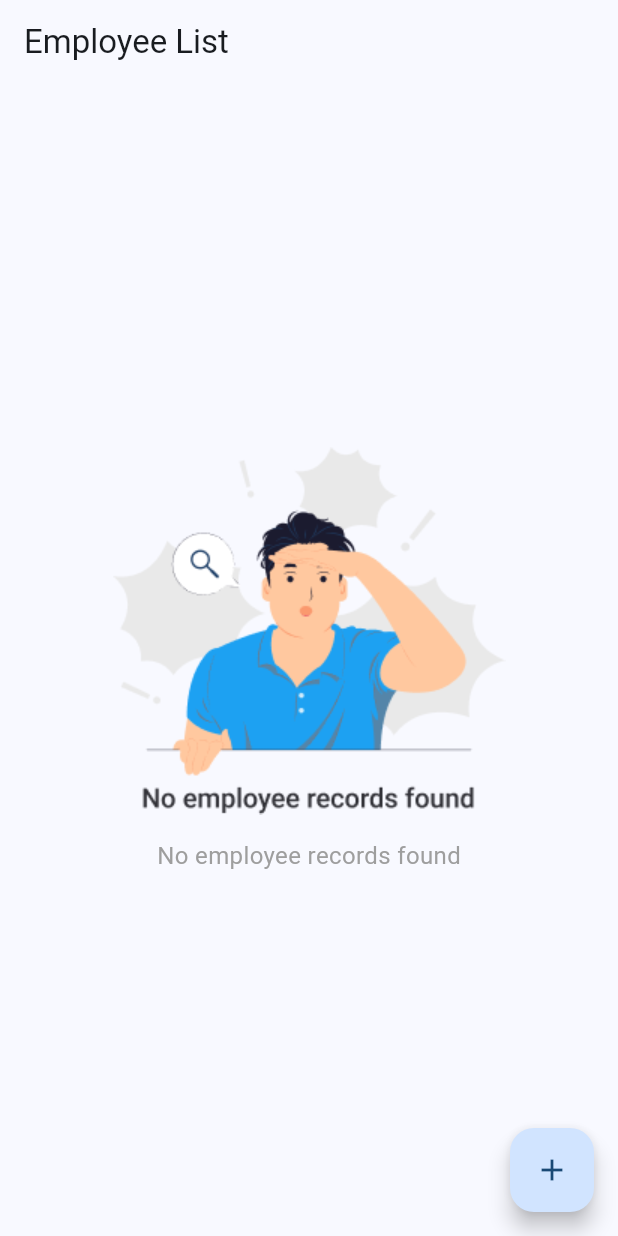
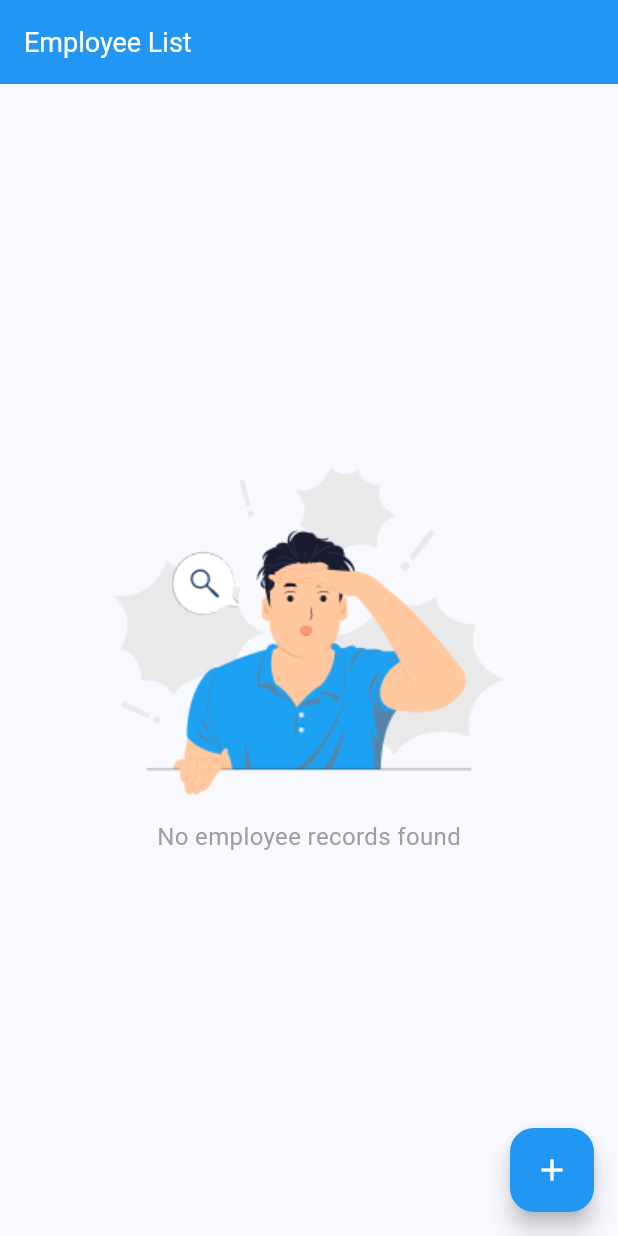
Before and after one commit to Umair-Syed/employeesDirectory, a Flutter app: the screen it shows after launch, on a phone screen of 412 x 824 dp. Run offline on Flutter 3.47's test engine with Material 3 defaults, Android fonts, the phone set to English and light mode, and no system bars; our stand-ins replace bloc, equatable, flutter_bloc, get_it, go_router, loggy and 2 more.

Commit message:
FEAT: Define Theme

```diff
--- a/lib/core/app/app.dart
+++ b/lib/core/app/app.dart
@@ -1,4 +1,5 @@
 import 'package:employees_directory_syed_umair/core/app/di.dart';
+import 'package:employees_directory_syed_umair/core/theme/app_theme.dart';
 import 'package:employees_directory_syed_umair/feature/employee_list/view/screens/employee_list_screen.dart';
 import 'package:flutter/material.dart';
 
@@ -9,11 +10,11 @@ class AppView extends StatelessWidget {
   Widget build(BuildContext context) {
     return DI(
       child: MaterialApp(
+        debugShowCheckedModeBanner: false,
         title: 'Employees Directory',
-        theme: ThemeData(
-          colorScheme: ColorScheme.fromSeed(seedColor: Colors.blue),
-          useMaterial3: true,
-        ),
+        theme: getTheme(Brightness.light),
+        darkTheme: getTheme(Brightness.dark),
+        themeMode: ThemeMode.system,
         home: const EmployeeListScreen(),
       ),
     );
--- /dev/null
+++ b/lib/core/theme/app_theme.dart
@@ -0,0 +1,96 @@
+import 'package:flutter/material.dart';
+import 'package:flutter/services.dart'; // Import for SystemUiOverlayStyle
+
+ThemeData getTheme(Brightness brightness) {
+  final baseColorScheme = ColorScheme.fromSeed(
+    seedColor: Colors.blue,
+    brightness: brightness,
+  );
+
+  final colorScheme = baseColorScheme.copyWith(
+    primary: Colors.blue,
+    onPrimary: Colors.white,
+  );
+
+  final textTheme = ThemeData(brightness: brightness).textTheme;
+  final darkerBlue = Colors.blue.shade700;
+
+  final buttonShape = RoundedRectangleBorder(
+    borderRadius: BorderRadius.circular(8),
+  );
+
+  return ThemeData(
+    colorScheme: colorScheme,
+    textTheme: textTheme,
+    useMaterial3: true,
+    brightness: brightness,
+    appBarTheme: AppBarTheme(
+      titleTextStyle: textTheme.titleLarge?.copyWith(
+        color: colorScheme.onPrimary,
+        fontSize: 18,
+      ),
+      backgroundColor: colorScheme.primary,
+      systemOverlayStyle: SystemUiOverlayStyle(
+        statusBarColor: darkerBlue,
+        statusBarIconBrightness: Brightness.light,
+        statusBarBrightness: Brightness.dark,
+      ),
+    ),
+    snackBarTheme: SnackBarThemeData(
+      behavior: SnackBarBehavior.floating,
+      backgroundColor: colorScheme.onSurface,
+      contentTextStyle: textTheme.bodyMedium?.copyWith(
+        color: colorScheme.surface,
+      ),
+      shape: const RoundedRectangleBorder(
+        borderRadius: BorderRadius.all(Radius.circular(8)),
+      ),
+    ),
+    floatingActionButtonTheme: FloatingActionButtonThemeData(
+      backgroundColor: colorScheme.primary,
+      foregroundColor: colorScheme.onPrimary,
+      iconSize: 24,
+    ),
+
+    inputDecorationTheme: InputDecorationTheme(
+      border: OutlineInputBorder(
+        borderRadius: BorderRadius.circular(8),
+        borderSide: BorderSide(color: colorScheme.outline.withAlpha(125)),
+      ),
+      enabledBorder: OutlineInputBorder(
+        borderRadius: BorderRadius.circular(8),
+        borderSide: BorderSide(color: colorScheme.outline.withAlpha(125)),
+      ),
+      focusedBorder: OutlineInputBorder(
+        borderRadius: BorderRadius.circular(8),
+        borderSide: BorderSide(color: colorScheme.primary, width: 1.5),
+      ),
+      contentPadding: const EdgeInsets.symmetric(horizontal: 16, vertical: 12),
+      prefixIconColor: WidgetStateColor.resolveWith((states) {
+        if (states.contains(WidgetState.error)) {
+          return colorScheme.error;
+        }
+
+        return colorScheme.primary;
+      }),
+    ),
+
+    elevatedButtonTheme: ElevatedButtonThemeData(
+      style: ElevatedButton.styleFrom(
+        shape: buttonShape,
+        backgroundColor: colorScheme.primary,
+        foregroundColor: colorScheme.onPrimary,
+        padding: const EdgeInsets.symmetric(horizontal: 24, vertical: 12),
+      ),
+    ),
+
+    // Add Text Button Theme (for Cancel button)
+    textButtonTheme: TextButtonThemeData(
+      style: TextButton.styleFrom(
+        shape: buttonShape,
+        foregroundColor: colorScheme.primary, // Blue text
+        padding: const EdgeInsets.symmetric(horizontal: 24, vertical: 12),
+      ),
+    ),
+  );
+}
--- a/lib/feature/add_edit_employee/view/screens/add_edit_employee_screen.dart
+++ b/lib/feature/add_edit_employee/view/screens/add_edit_employee_screen.dart
@@ -42,6 +42,7 @@ class _AddEditEmployeeViewState extends State<AddEditEmployeeView> {
   Widget build(BuildContext context) {
     return Scaffold(
       appBar: AppBar(
+        automaticallyImplyLeading: false,
         title: Text(
           _isEditMode ? 'Edit Employee Details' : 'Add Employee Details',
         ),
```
Also changed, not shown: assets/images/no_record.png.
